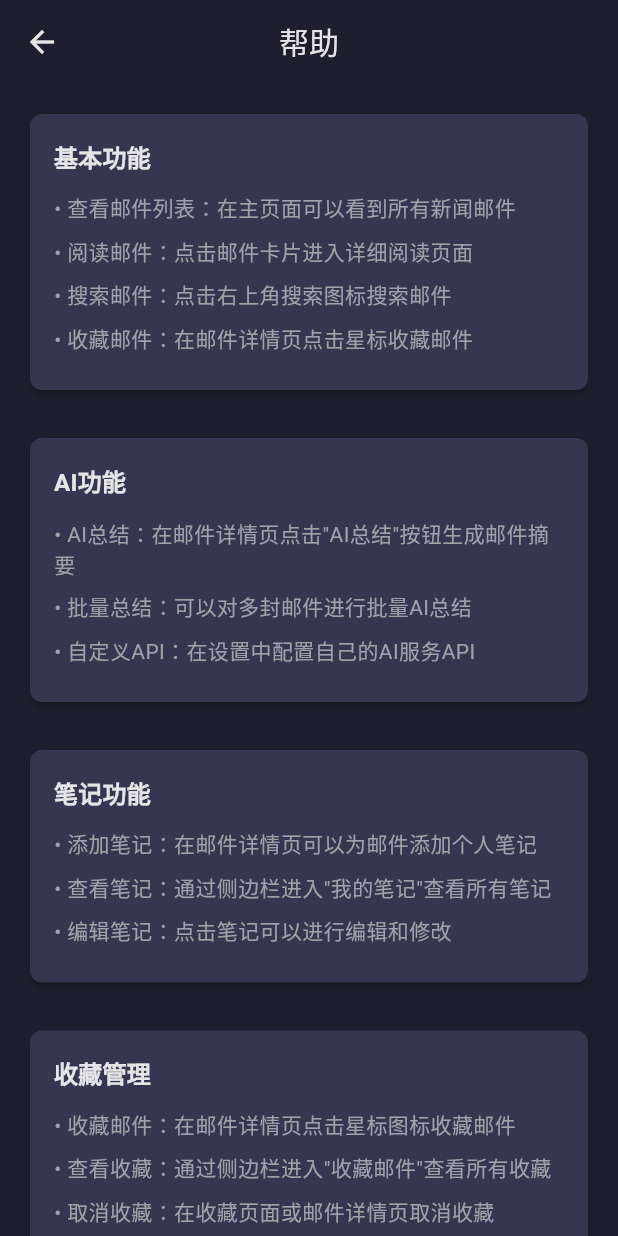
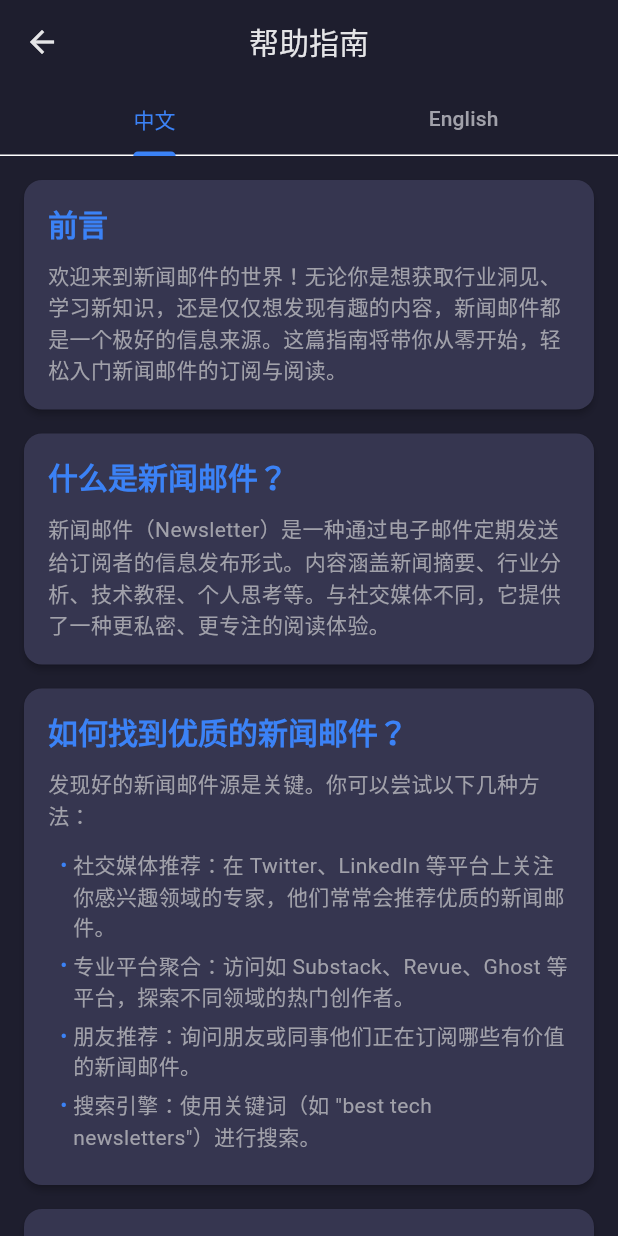
Before and after one commit to mynameisczj/news_email_reader, a Flutter app: the HelpPage screen opened directly, on a phone screen of 412 x 824 dp. Run offline on Flutter 3.47's test engine with Material 3 defaults, Android fonts, the phone set to English and light mode, and no system bars; our stand-ins replace dio, flutter_riverpod, hive_flutter, share_plus, shared_preferences, sqflite and 2 more; missing offline and left inert: enough_mail, webview_windows; accounts and stored records are empty.

Commit message:
Rewrite help page and add manuals

```diff
--- a/lib/core/services/translation_service.dart
+++ b/lib/core/services/translation_service.dart
@@ -549,7 +549,7 @@ class TranslationService {
             contentType: 'application/json',
             validateStatus: (status) => status != null && status < 500,
             headers: {
-              'User-Agent': 'NewsEmailReader/0.4.5',
+              'User-Agent': 'NewsEmailReader/0.6.1',
             },
           ),
         );
--- /dev/null
+++ b/lib/features/help/presentation/data/help_content_en.dart
@@ -0,0 +1,65 @@
+const List<Map<String, dynamic>> helpContentEn = [
+  {
+    'title': 'Foreword',
+    'content': 'Welcome to the world of newsletters! Whether you want to gain industry insights, learn new knowledge, or just discover interesting content, newsletters are an excellent source of information. This guide will take you from scratch to easily get started with subscribing to and reading newsletters.',
+  },
+  {
+    'title': 'What is a Newsletter?',
+    'content': 'A newsletter is a form of information distribution sent regularly to subscribers via email. The content covers news summaries, industry analysis, technical tutorials, personal thoughts, and more. Unlike social media, it offers a more private and focused reading experience.',
+  },
+  {
+    'title': 'How to Find Quality Newsletters?',
+    'content': 'Discovering good newsletter sources is key. You can try the following methods:',
+    'points': [
+      'Social Media Recommendations: Follow experts in your fields of interest on platforms like Twitter and LinkedIn; they often recommend quality newsletters.',
+      'Professional Platform Aggregators: Visit platforms like Substack, Revue, and Ghost to explore popular creators in different fields.',
+      'Friend Recommendations: Ask friends or colleagues what valuable newsletters they are subscribing to.',
+      'Search Engines: Use keywords (e.g., "best tech newsletters") to search.',
+    ],
+  },
+  {
+    'title': 'Recommended Quality Newsletter Sources',
+    'content': 'Here are some popular newsletter sources to get you started:',
+    'points': [
+      'Stratechery by Ben Thompson: In-depth tech and strategy analysis.',
+      'Lenny\'s Newsletter: Insights on product, growth, and career development.',
+      'The Verge: Tech news, product reviews, and in-depth reports.',
+      'Hacker News Digest: A selection of popular discussions on Hacker News.',
+      'Ruanyifeng\'s Web-log: Covering technology, economics, humanities, and other fields.',
+    ],
+  },
+  {
+    'title': 'How to Subscribe to a Newsletter?',
+    'content': 'The subscription process is usually very simple. Visit the newsletter\'s official website, find the subscription entry, enter your email address, and click the "Subscribe" button. Some mailing lists may send a confirmation email, and you will need to click the link in it to complete the subscription.',
+  },
+  {
+    'title': 'Managing Your Newsletters',
+    'content': 'As your subscriptions grow, effective management becomes important. It is recommended to use a dedicated email client (like this app!) and use folders, tags, or filters to organize your inbox to ensure that important information is not buried.',
+  },
+  {
+    'title': 'Conclusion',
+    'content': 'We hope this guide helps you start your newsletter reading journey. May you discover more valuable information and enjoy the pleasure of reading!',
+  },
+  {
+    'title': 'Frequently Asked Questions (FAQ)',
+    'isFaq': true,
+    'faqs': [
+      {
+        'question': 'How to add an email account?',
+        'answer': 'Go to "Settings" > "Accounts", click the "Add Account" button, and then enter your email address and password (or app-specific password) as prompted.'
+      },
+      {
+        'question': 'AI summary or translation feature not working?',
+        'answer': 'Please check your network connection. If the network is fine, go to "Settings" > "AI Settings" and check if the configuration of the AI service provider is correct, especially the API key and custom API address.'
+      },
+      {
+        'question': 'How to set up a whitelist?',
+        'answer': 'Go to "Settings" > "Whitelist", where you can add specific sender emails or domains to ensure their emails are not filtered.'
+      },
+      {
+        'question': 'Emails not syncing or not receiving new emails?',
+        'answer': 'First, please check your network connection. Second, confirm that your email configuration is correct in "Settings" > "Accounts". Finally, try pulling down to manually refresh the email list.'
+      }
+    ]
+  }
+];
--- /dev/null
+++ b/lib/features/help/presentation/data/help_content_zh.dart
@@ -0,0 +1,65 @@
+const List<Map<String, dynamic>> helpContentZh = [
+  {
+    'title': '前言',
+    'content': '欢迎来到新闻邮件的世界！无论你是想获取行业洞见、学习新知识，还是仅仅想发现有趣的内容，新闻邮件都是一个极好的信息来源。这篇指南将带你从零开始，轻松入门新闻邮件的订阅与阅读。',
+  },
+  {
+    'title': '什么是新闻邮件？',
+    'content': '新闻邮件（Newsletter）是一种通过电子邮件定期发送给订阅者的信息发布形式。内容涵盖新闻摘要、行业分析、技术教程、个人思考等。与社交媒体不同，它提供了一种更私密、更专注的阅读体验。',
+  },
+  {
+    'title': '如何找到优质的新闻邮件？',
+    'content': '发现好的新闻邮件源是关键。你可以尝试以下几种方法：',
+    'points': [
+      '社交媒体推荐：在 Twitter、LinkedIn 等平台上关注你感兴趣领域的专家，他们常常会推荐优质的新闻邮件。',
+      '专业平台聚合：访问如 Substack、Revue、Ghost 等平台，探索不同领域的热门创作者。',
+      '朋友推荐：询问朋友或同事他们正在订阅哪些有价值的新闻邮件。',
+      '搜索引擎：使用关键词（如 "best tech newsletters"）进行搜索。',
+    ],
+  },
+  {
+    'title': '推荐的优质新闻邮件源',
+    'content': '这里有一些广受欢迎的新闻邮件源，可以作为你的起点：',
+    'points': [
+      'Stratechery by Ben Thompson：深入的科技与战略分析。',
+      'Lenny\'s Newsletter：关于产品、增长和职场发展的洞见。',
+      'The Verge：科技新闻、产品评测和深度报道。',
+      'Hacker News Digest：精选 Hacker News 上的热门讨论。',
+      '阮一峰的网络日志：涵盖技术、经济、人文等多个领域。',
+    ],
+  },
+  {
+    'title': '如何订阅新闻邮件？',
+    'content': '订阅过程通常非常简单。访问新闻邮件的官方网站，找到订阅入口，输入你的电子邮件地址，然后点击“订阅”或“Subscribe”按钮即可。有些邮件组可能会发送一封确认邮件，你需要点击其中的链接来完成订阅。',
+  },
+  {
+    'title': '管理你的新闻邮件',
+    'content': '随着订阅的增多，有效管理变得重要。建议使用专门的邮件客户端（比如本应用！），并利用文件夹、标签或过滤器来组织你的收件箱，确保重要信息不会被淹没。',
+  },
+  {
+    'title': '结语',
+    'content': '希望这份指南能帮助你开启新闻邮件的阅读之旅。祝你发现更多有价值的信息，享受阅读的乐趣！',
+  },
+  {
+    'title': '常见问题 (FAQ)',
+    'isFaq': true,
+    'faqs': [
+      {
+        'question': '如何添加邮箱账户？',
+        'answer': '进入“设置” > “账户”，点击“添加账户”按钮，然后根据提示输入你的邮箱地址和密码（或应用专用密码）。'
+      },
+      {
+        'question': 'AI总结或翻译功能无法使用？',
+        'answer': '请检查网络连接。如果网络正常，请前往“设置” > “AI设置”，检查AI服务提供商的配置是否正确，特别是API密钥和自定义API地址。'
+      },
+      {
+        'question': '如何设置白名单？',
+        'answer': '进入“设置” > “白名单”，你可以添加特定的发件人邮箱或域名，确保他们的邮件不会被过滤。'
+      },
+      {
+        'question': '邮件无法同步或接收不到新邮件？',
+        'answer': '首先，请检查你的网络连接。其次，在“设置” > “账户”中确认你的邮箱配置是否正确。最后，尝试手动下拉刷新邮件列表。'
+      }
+    ]
+  }
+];
--- a/lib/features/help/presentation/pages/help_page.dart
+++ b/lib/features/help/presentation/pages/help_page.dart
@@ -1,117 +1,82 @@
 import 'package:flutter/material.dart';
+import '../../../../core/theme/app_theme.dart';
+import '../data/help_content_zh.dart';
+import '../data/help_content_en.dart';
 
-class HelpPage extends StatelessWidget {
+class HelpPage extends StatefulWidget {
   const HelpPage({super.key});
+
+  @override
+  State<HelpPage> createState() => _HelpPageState();
+}
+
+class _HelpPageState extends State<HelpPage> with SingleTickerProviderStateMixin {
+  late final TabController _tabController;
+
+  @override
+  void initState() {
+    super.initState();
+    _tabController = TabController(length: 2, vsync: this);
+  }
+
+  @override
+  void dispose() {
+    _tabController.dispose();
+    super.dispose();
+  }
 
   @override
   Widget build(BuildContext context) {
     return Scaffold(
       appBar: AppBar(
-        title: const Text('帮助'),
+        title: const Text('帮助指南'),
+        bottom: TabBar(
+          controller: _tabController,
+          indicatorColor: AppTheme.primaryColor,
+          labelColor: AppTheme.primaryColor,
+          unselectedLabelColor: AppTheme.textSecondaryColor,
+          tabs: const [
+            Tab(text: '中文'),
+            Tab(text: 'English'),
+          ],
+        ),
       ),
-      body: ListView(
-        padding: const EdgeInsets.all(16),
+      body: TabBarView(
+        controller: _tabController,
         children: [
-          _buildSection(
-            context,
-            '基本功能',
-            [
-              '• 查看邮件列表：在主页面可以看到所有新闻邮件',
-              '• 阅读邮件：点击邮件卡片进入详细阅读页面',
-              '• 搜索邮件：点击右上角搜索图标搜索邮件',
-              '• 收藏邮件：在邮件详情页点击星标收藏邮件',
-            ],
-          ),
-          const SizedBox(height: 24),
-          _buildSection(
-            context,
-            'AI功能',
-            [
-              '• AI总结：在邮件详情页点击"AI总结"按钮生成邮件摘要',
-              '• 批量总结：可以对多封邮件进行批量AI总结',
-              '• 自定义API：在设置中配置自己的AI服务API',
-            ],
-          ),
-          const SizedBox(height: 24),
-          _buildSection(
-            context,
-            '笔记功能',
-            [
-              '• 添加笔记：在邮件详情页可以为邮件添加个人笔记',
-              '• 查看笔记：通过侧边栏进入"我的笔记"查看所有笔记',
-              '• 编辑笔记：点击笔记可以进行编辑和修改',
-            ],
-          ),
-          const SizedBox(height: 24),
-          _buildSection(
-            context,
-            '收藏管理',
-            [
-              '• 收藏邮件：在邮件详情页点击星标图标收藏邮件',
-              '• 查看收藏：通过侧边栏进入"收藏邮件"查看所有收藏',
-              '• 取消收藏：在收藏页面或邮件详情页取消收藏',
-            ],
-          ),
-          const SizedBox(height: 24),
-          _buildSection(
-            context,
-            '设置选项',
-            [
-              '• 主题切换：在设置中可以切换浅色/深色主题',
-              '• 邮箱管理：添加和管理多个邮箱账户',
-              '• 白名单设置：设置发件人和关键词白名单',
-              '• AI配置：配置AI服务的API密钥和参数',
-            ],
-          ),
-          const SizedBox(height: 24),
-          _buildSection(
-            context,
-            '常见问题',
-            [
-              'Q: 如何添加邮箱账户？\nA: 进入设置 > 邮箱管理，点击添加按钮配置邮箱信息。',
-              'Q: AI总结功能无法使用？\nA: 请检查网络连接和AI服务配置，确保API密钥正确。',
-              'Q: 如何设置白名单？\nA: 进入设置 > 白名单管理，添加信任的发件人或关键词。',
-              'Q: 邮件无法同步？\nA: 检查邮箱配置和网络连接，确保邮箱服务正常。',
-            ],
-          ),
-          const SizedBox(height: 32),
-          Card(
-            child: Padding(
-              padding: const EdgeInsets.all(16),
-              child: Column(
-                crossAxisAlignment: CrossAxisAlignment.start,
-                children: [
-                  Row(
-                    children: [
-                      Icon(
-                        Icons.info_outline,
-                        color: Theme.of(context).primaryColor,
-                      ),
-                      const SizedBox(width: 8),
-                      Text(
-                        '联系我们',
-                        style: Theme.of(context).textTheme.titleMedium?.copyWith(
-                          fontWeight: FontWeight.bold,
-                        ),
-                      ),
-                    ],
-                  ),
-                  const SizedBox(height: 12),
-                  const Text('如果您遇到问题或有建议，欢迎联系我们：'),
-                  const SizedBox(height: 8),
-                  const Text('• 邮箱：support@newsreader.com'),
-                  const Text('• 版本：v0.2.1'),
-                ],
-              ),
-            ),
-          ),
+          _buildHelpContent(helpContentZh),
+          _buildHelpContent(helpContentEn),
         ],
       ),
     );
   }
 
-  Widget _buildSection(BuildContext context, String title, List<String> items) {
+  Widget _buildHelpContent(List<Map<String, dynamic>> content) {
+    return ListView.builder(
+      padding: const EdgeInsets.all(16),
+      itemCount: content.length,
+      itemBuilder: (context, index) {
+        final section = content[index];
+        final bool isFaq = section['isFaq'] ?? false;
+
+        if (isFaq) {
+          return _buildFaqSection(context, section);
+        } else {
+          return _buildSection(context, section);
+        }
+      },
+    );
+  }
+
+  Widget _buildSection(BuildContext context, Map<String, dynamic> section) {
+    final title = section['title'] as String;
+    final content = section['content'] as String;
+    final points = section['points'] as List<String>?;
+
     return Card(
+      margin: const EdgeInsets.only(bottom: 16),
+      elevation: 2,
+      shape: RoundedRectangleBorder(borderRadius: BorderRadius.circular(12)),
       child: Padding(
         padding: const EdgeInsets.all(16),
         child: Column(
@@ -119,21 +84,74 @@ class HelpPage extends StatelessWidget {
           children: [
             Text(
               title,
-              style: Theme.of(context).textTheme.titleMedium?.copyWith(
-                fontWeight: FontWeight.bold,
-              ),
+              style: Theme.of(context).textTheme.titleLarge?.copyWith(
+                    fontWeight: FontWeight.bold,
+                    color: AppTheme.primaryColor,
+                  ),
             ),
             const SizedBox(height: 12),
-            ...items.map((item) => Padding(
-              padding: const EdgeInsets.only(bottom: 8),
-              child: Text(
-                item,
-                style: Theme.of(context).textTheme.bodyMedium,
-              ),
-            )),
+            Text(
+              content,
+              style: Theme.of(context).textTheme.bodyMedium?.copyWith(
+                    height: 1.5,
+                  ),
+            ),
+            if (points != null && points.isNotEmpty) ...[
+              const SizedBox(height: 12),
+              ...points.map((point) => Padding(
+                    padding: const EdgeInsets.only(left: 8, bottom: 6),
+                    child: Row(
+                      crossAxisAlignment: CrossAxisAlignment.start,
+                      children: [
+                        const Text('• ', style: TextStyle(color: AppTheme.primaryColor)),
+                        Expanded(child: Text(point, style: Theme.of(context).textTheme.bodyMedium)),
+                      ],
+                    ),
+                  )),
+            ],
           ],
         ),
       ),
     );
   }
+
+  Widget _buildFaqSection(BuildContext context, Map<String, dynamic> section) {
+    final title = section['title'] as String;
+    final faqs = section['faqs'] as List<Map<String, String>>;
+
+    return Card(
+      margin: const EdgeInsets.only(bottom: 16),
+      elevation: 2,
+      shape: RoundedRectangleBorder(borderRadius: BorderRadius.circular(12)),
+      child: ExpansionTile(
+        title: Text(
+          title,
+          style: Theme.of(context).textTheme.titleLarge?.copyWith(
+                fontWeight: FontWeight.bold,
+                color: AppTheme.primaryColor,
+              ),
+        ),
+        children: faqs.map((faq) {
+          return Padding(
+            padding: const EdgeInsets.symmetric(horizontal: 16, vertical: 8),
+            child: Column(
+              crossAxisAlignment: CrossAxisAlignment.start,
+              children: [
+                Text(
+                  'Q: ${faq['question']}',
+                  style: const TextStyle(fontWeight: FontWeight.bold),
+                ),
+                const SizedBox(height: 4),
+                Text(
+                  'A: ${faq['answer']}',
+                  style: TextStyle(color: AppTheme.textSecondaryColor),
+                ),
+                const Divider(height: 20),
+              ],
+            ),
+          );
+        }).toList(),
+      ),
+    );
+  }
 }
--- a/lib/features/home/presentation/pages/home_page.dart
+++ b/lib/features/home/presentation/pages/home_page.dart
@@ -935,7 +935,7 @@ class _HomePageState extends ConsumerState<HomePage> with TickerProviderStateMix
                   ),
                 ),
                 Text(
-                  'v0.4.5',
+                  'v0.6.1',
                   style: TextStyle(
                     color: Colors.white70,
                     fontSize: 14,
@@ -1023,7 +1023,7 @@ class _HomePageState extends ConsumerState<HomePage> with TickerProviderStateMix
     showAboutDialog(
       context: context,
       applicationName: '新闻邮件阅读器',
-      applicationVersion: '0.4.5',
+      applicationVersion: '0.6.1',
       applicationIcon: Container(
         width: 64,
         height: 64,
--- a/lib/features/settings/presentation/pages/settings_page.dart
+++ b/lib/features/settings/presentation/pages/settings_page.dart
@@ -197,7 +197,7 @@ class _AppSettingsSectionState extends ConsumerState<AppSettingsSection> {
             _buildSettingsTile(
               icon: Icons.info,
               title: '版本信息',
-              subtitle: '极客新闻邮件阅读器 v0.3.0',
+              subtitle: '极客新闻邮件阅读器 v0.6.1',
               onTap: () {
                 _showAboutDialog(context);
               },
@@ -319,7 +319,7 @@ class _AppSettingsSectionState extends ConsumerState<AppSettingsSection> {
     showAboutDialog(
       context: context,
       applicationName: '极客新闻邮件阅读器',
-      applicationVersion: '0.2.1',
+      applicationVersion: '0.6.1',
       applicationIcon: Container(
         width: 64,
         height: 64,
--- a/pubspec.yaml
+++ b/pubspec.yaml
@@ -1,7 +1,7 @@
 name: news_email_reader
 description: A geek-oriented news email reader app with AI summarization.
 publish_to: 'none'
-version: 0.4.5+5
+version: 0.6.1+6
 
 environment:
   sdk: '>=3.0.0 <4.0.0'
```
Also changed, not shown: 8 other files.
